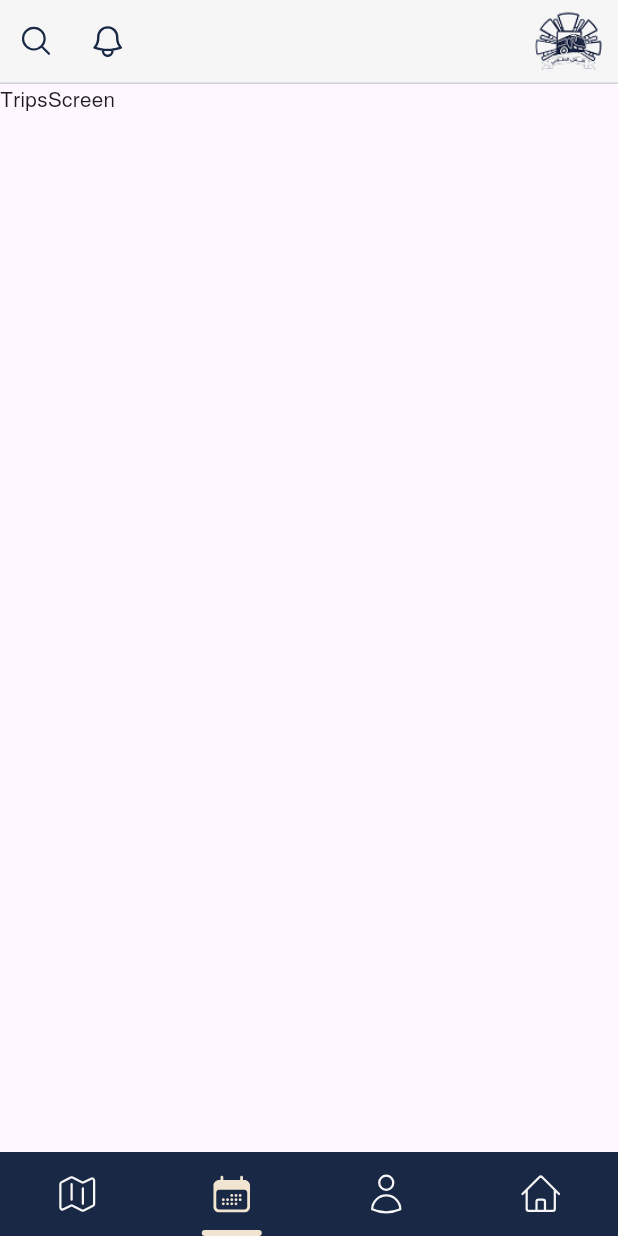
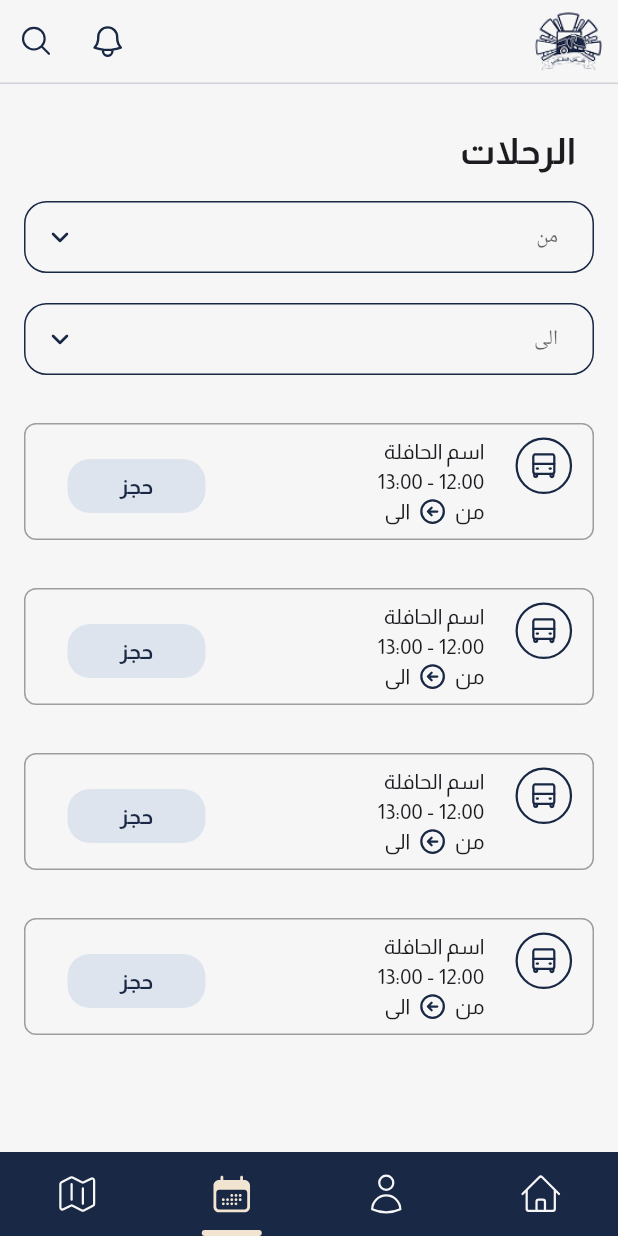
Before and after one commit to Tyler34Durden/Uot-Transport-Flutter, a Flutter app: the screen it shows after launch, swiped to page 2, on a phone screen of 412 x 824 dp. Run offline on Flutter 3.47's test engine with Material 3 defaults, Android fonts, the light colour scheme and no system bars; our stand-ins replace carousel_slider, dio, flutter_svg, google_maps_flutter; missing offline and left inert: mobile_scanner.

Commit message:
add station details / trips sreen / google map
تم التعديل على ملفات الاندرويد لجعل الموقع يعمل

```diff
--- a/lib/auth_feature/view/screens/confirm_study_status_screen.dart
+++ b/lib/auth_feature/view/screens/confirm_study_status_screen.dart
@@ -3,7 +3,7 @@ import 'package:uot_transport/auth_feature/view/widgets/app_button.dart';
 import 'package:uot_transport/auth_feature/view/widgets/app_dropdown.dart';
 import 'package:uot_transport/auth_feature/view/widgets/app_input.dart';
 import 'package:uot_transport/auth_feature/view/widgets/app_text.dart';
-import 'package:uot_transport/auth_feature/view/widgets/header.dart';
+import 'package:uot_transport/auth_feature/view/widgets/back_header.dart';
 import 'package:uot_transport/core/app_colors.dart';
 // import 'qr_scan_screen.dart';
 
--- a/lib/auth_feature/view/screens/forgot_password.dart
+++ b/lib/auth_feature/view/screens/forgot_password.dart
@@ -4,7 +4,7 @@ import 'package:uot_transport/auth_feature/view/screens/verify_screen.dart';
 import 'package:uot_transport/auth_feature/view/widgets/app_button.dart';
 import 'package:uot_transport/auth_feature/view/widgets/app_input.dart';
 import 'package:uot_transport/auth_feature/view/widgets/app_text.dart';
-import 'package:uot_transport/auth_feature/view/widgets/header.dart';
+import 'package:uot_transport/auth_feature/view/widgets/back_header.dart';
 import 'package:uot_transport/core/app_colors.dart';
 
 class ForgotPassword extends StatelessWidget {
@@ -17,7 +17,7 @@ class ForgotPassword extends StatelessWidget {
 
     return Scaffold(
       backgroundColor: AppColors.backgroundColor,
-      appBar: BackHeader(),
+      appBar: const BackHeader(),
       body: SingleChildScrollView(
         child: Padding(
           padding: const EdgeInsets.all(16),
--- a/lib/auth_feature/view/screens/login_screen.dart
+++ b/lib/auth_feature/view/screens/login_screen.dart
@@ -4,7 +4,7 @@ import 'package:uot_transport/auth_feature/view/screens/signup_screen.dart';
 import 'package:uot_transport/auth_feature/view/widgets/app_button.dart';
 import 'package:uot_transport/auth_feature/view/widgets/app_input.dart';
 import 'package:uot_transport/auth_feature/view/widgets/app_text.dart';
-import 'package:uot_transport/auth_feature/view/widgets/header.dart';
+import 'package:uot_transport/auth_feature/view/widgets/back_header.dart';
 import 'package:uot_transport/core/app_colors.dart';
 import 'package:uot_transport/core/main_screen.dart';
 
--- a/lib/auth_feature/view/screens/new_password_screen.dart
+++ b/lib/auth_feature/view/screens/new_password_screen.dart
@@ -5,7 +5,7 @@ import 'package:uot_transport/auth_feature/view/screens/verify_screen.dart';
 import 'package:uot_transport/auth_feature/view/widgets/app_button.dart';
 import 'package:uot_transport/auth_feature/view/widgets/app_input.dart';
 import 'package:uot_transport/auth_feature/view/widgets/app_text.dart';
-import 'package:uot_transport/auth_feature/view/widgets/header.dart';
+import 'package:uot_transport/auth_feature/view/widgets/back_header.dart';
 import 'package:uot_transport/auth_feature/view/widgets/success_notification.dart';
 import 'package:uot_transport/core/app_colors.dart';
 
--- a/lib/auth_feature/view/screens/qr_scan_screen.dart
+++ b/lib/auth_feature/view/screens/qr_scan_screen.dart
@@ -1,6 +1,6 @@
 import 'package:flutter/material.dart';
                       import 'package:mobile_scanner/mobile_scanner.dart';
-import 'package:uot_transport/auth_feature/view/widgets/header.dart';
+import 'package:uot_transport/auth_feature/view/widgets/back_header.dart';
 import 'package:uot_transport/core/app_colors.dart';
 
                       class QRScanScreen extends StatefulWidget {
--- a/lib/auth_feature/view/screens/signup_screen.dart
+++ b/lib/auth_feature/view/screens/signup_screen.dart
@@ -3,7 +3,7 @@ import 'package:uot_transport/auth_feature/view/screens/confirm_study_status_scr
 import 'package:uot_transport/auth_feature/view/widgets/app_button.dart';
 import 'package:uot_transport/auth_feature/view/widgets/app_input.dart';
 import 'package:uot_transport/auth_feature/view/widgets/app_text.dart';
-import 'package:uot_transport/auth_feature/view/widgets/header.dart';
+import 'package:uot_transport/auth_feature/view/widgets/back_header.dart';
 import 'package:uot_transport/core/app_colors.dart';
 class SignupScreen extends StatelessWidget {
   const SignupScreen({super.key});
--- a/lib/auth_feature/view/screens/verify_screen.dart
+++ b/lib/auth_feature/view/screens/verify_screen.dart
@@ -3,7 +3,7 @@ import 'package:uot_transport/auth_feature/view/screens/new_password_screen.dart
 import 'package:uot_transport/auth_feature/view/widgets/app_button.dart';
 import 'package:uot_transport/auth_feature/view/widgets/app_input.dart';
 import 'package:uot_transport/auth_feature/view/widgets/app_text.dart';
-import 'package:uot_transport/auth_feature/view/widgets/header.dart';
+import 'package:uot_transport/auth_feature/view/widgets/back_header.dart';
 import 'package:uot_transport/core/app_colors.dart';
 
 class VerifyScreen extends StatelessWidget {
--- a/lib/home_feature/view/widgets/my_trips_widget.dart
+++ b/lib/home_feature/view/widgets/my_trips_widget.dart
@@ -36,7 +36,7 @@
                     ),
                     const Spacer(), // replaces SizedBox(width: 140)
                     const Text("12:00 - 13:00"),
-                    SizedBox(width: 20,)
+                    const SizedBox(width: 20,)
                   ],
                 ),
               );
--- a/lib/station_feature/view/screens/station_screen.dart
+++ b/lib/station_feature/view/screens/station_screen.dart
@@ -58,9 +58,7 @@ class StationScreen extends StatelessWidget {
               ],
             ),
           ),
-          const SearchBar(
-
-          ),
+          const SearchBar(),
           StationList(stations: stations),
           // يمكنك إضافة المزيد من الويدجت هنا
         ],
--- a/lib/trips_feature/view/screens/trips_screen.dart
+++ b/lib/trips_feature/view/screens/trips_screen.dart
@@ -1,14 +1,53 @@
 import 'package:flutter/material.dart';
+import 'package:uot_transport/auth_feature/view/widgets/app_text.dart';
+import 'package:uot_transport/core/app_colors.dart';
+import 'package:uot_transport/home_feature/view/widgets/active_trips_widget.dart';
+import 'package:uot_transport/trips_feature/view/widgets/trip_selection_widget.dart';
+
 class TripsScreen extends StatelessWidget {
   const TripsScreen({super.key});
 
   @override
   Widget build(BuildContext context) {
-    return Scaffold(
-      body: Column(
-        children: [
-          Text('TripsScreen'),
-        ],
+    return const Directionality(
+      textDirection: TextDirection.rtl,
+      child: Scaffold(
+        backgroundColor: AppColors.backgroundColor,
+        body: Column(
+          children: [
+            Padding(
+              padding: EdgeInsets.only(top: 28 , right: 28 ),
+              child: Row(
+                mainAxisAlignment: MainAxisAlignment.spaceBetween,
+                children: [
+                  AppText(
+                    lbl: 'الرحلات',
+                    style: TextStyle(
+                      fontSize: 24,
+                      fontWeight: FontWeight.bold,
+                    ),
+                  ),
+                ],
+              ),
+            ),
+            TripSelectionWidget(),
+
+
+            //! تعديل ويدجت الرحلات
+            Padding(padding: EdgeInsets.all(16),
+             child: ActiveTripsWidget()
+             ),
+            Padding(padding: EdgeInsets.all(16),
+             child: ActiveTripsWidget()
+             ),
+            Padding(padding: EdgeInsets.all(16),
+             child: ActiveTripsWidget()
+             ),
+            Padding(padding: EdgeInsets.all(16),
+             child: ActiveTripsWidget()
+             ),
+          ],
+        ),
       ),
     );
   }
--- /dev/null
+++ b/lib/trips_feature/view/widgets/trip_selection_widget.dart
@@ -0,0 +1,50 @@
+import 'package:flutter/material.dart';
+import 'package:uot_transport/auth_feature/view/widgets/app_dropdown.dart';
+
+
+class TripSelectionWidget extends StatefulWidget {
+  const TripSelectionWidget({super.key});
+
+  @override
+  _TripSelectionWidgetState createState() => _TripSelectionWidgetState();
+}
+
+class _TripSelectionWidgetState extends State<TripSelectionWidget> {
+  String? selectedValue1;
+  String? selectedValue2;
+
+  @override
+  Widget build(BuildContext context) {
+    return Directionality(
+      textDirection: TextDirection.rtl,
+      child: Padding(
+        padding: const EdgeInsets.all(16.0),
+        child: Column(
+          children: [
+            AppDropdown(
+              items: const ['Option 1', 'Option 2', 'Option 3'],
+              hintText: 'من',
+              value: selectedValue1,
+              onChanged: (String? newValue) {
+                setState(() {
+                  selectedValue1 = newValue;
+                });
+              },
+            ),
+            const SizedBox(height: 20),
+            AppDropdown(
+              items: const ['Option 1', 'Option 2', 'Option 3'],
+              hintText: 'الى',
+              value: selectedValue2,
+              onChanged: (String? newValue) {
+                setState(() {
+                  selectedValue2 = newValue;
+                });
+              },
+            ),
+          ],
+        ),
+      ),
+    );
+  }
+}
--- a/pubspec.yaml
+++ b/pubspec.yaml
@@ -17,6 +17,7 @@ dependencies:
   flutter_svg: ^1.0.0
   smooth_page_indicator: ^1.2.1
   mobile_scanner: ^6.0.6
+  google_maps_flutter: ^2.10.1
 
 dev_dependencies:
   flutter_test:
```
Also changed, not shown: lib/home_feature/view/screens/home_screen.dart (+13 -13 lines), lib/home_feature/view/widgets/active_trips_widget.dart (+13 -13 lines), lib/station_feature/view/screens/station_details_screen.dart (added, +70 -0 lines), lib/station_feature/view/widgets/google_map_widget.dart (added, +90 -0 lines), lib/station_feature/view/widgets/station_list.dart (+88 -6 lines), lib/auth_feature/view/widgets/back_header.dart (renamed from lib/auth_feature/view/widgets/header.dart), pubspec.lock, 3 other files.
